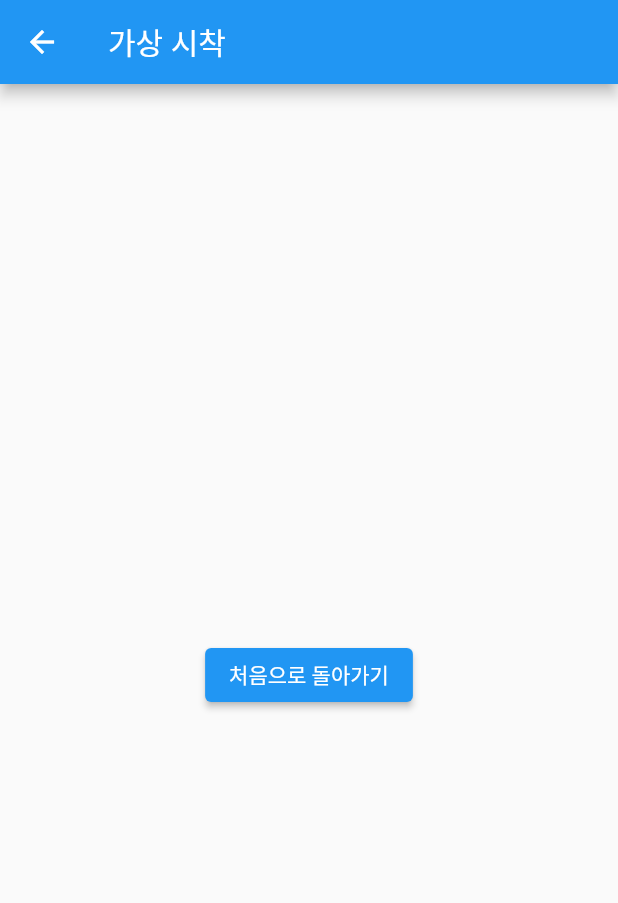
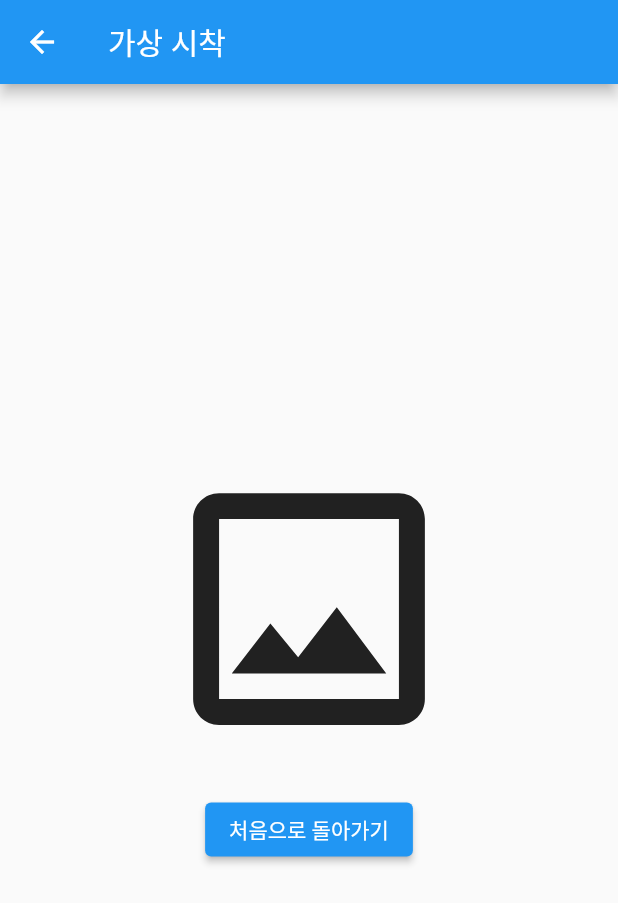
Before and after one commit to Johyonghoon/flutter_howsfit, a Flutter app: the GetVitonImage screen opened directly, on a phone screen of 412 x 824 dp. Shown: the top 903 px of the screen. Run offline on Flutter 3.47's test engine with Material 2 defaults, Android fonts, the phone set to English and light mode, and no system bars; our stand-ins replace image_picker; network calls fail.

Commit message:
Success Sending Image fastAPI to Flutter

```diff
--- a/lib/screens/get_viton_image.dart
+++ b/lib/screens/get_viton_image.dart
@@ -1,8 +1,10 @@
 import 'dart:convert';
 import 'dart:io';
-import 'package:http/http.dart';
+import 'package:http/http.dart' as http;
 import 'package:flutter/material.dart';
 import 'package:flutter/cupertino.dart';
+import 'package:image_picker/image_picker.dart';
+import 'package:path_provider/path_provider.dart';
 
 class GetVitonImage extends StatefulWidget {
 
@@ -13,7 +15,34 @@ class GetVitonImage extends StatefulWidget {
 }
 
 class _GetVitonImageState extends State<GetVitonImage> {
+  File? _viton;
 
+  void initState() {
+    super.initState();
+    getVitonImage();
+  }
+
+  Future getVitonImage() async {
+    // test
+    final response2 = await http.get(
+        Uri.parse('http://127.0.0.1:8000/viton'),
+    );
+
+    if (response2.statusCode == 201) {
+      print('Get VITON Image successfully');
+      final Map<String, dynamic> data = json.decode(response2.body);
+      final String imageBase64 = data['image'];
+
+      final decodedImage = base64.decode(imageBase64);
+      final directory = await getApplicationDocumentsDirectory();
+      final filePath = '${directory.path}/received_image.jpg';
+      final imageFile = File(filePath);
+      await imageFile.writeAsBytes(decodedImage);
+      _viton = imageFile;
+    } else {
+      print('Failed to upload image ${response2.statusCode}');
+    }
+  }
 
 
   void onButtonPressed() {
@@ -22,6 +51,8 @@ class _GetVitonImageState extends State<GetVitonImage> {
 
   @override
   Widget build(BuildContext context) {
+    final _imageSize = MediaQuery.of(context).size.width / 2;
+
     return Scaffold(
       appBar: AppBar(
         title: Text("가상 시착"),
@@ -30,6 +61,32 @@ class _GetVitonImageState extends State<GetVitonImage> {
         child: Column(
           mainAxisAlignment: MainAxisAlignment.center,
           children: [
+            if (_viton == null)
+              Container(
+                constraints: BoxConstraints(
+                  maxHeight: _imageSize,
+                  minWidth: _imageSize,
+                ),
+                child: Center(
+                  child: Icon(
+                    Icons.image_outlined,
+                    size: _imageSize,
+                  ),
+                ),
+              )
+            else
+              Container(
+                width: _imageSize,
+                height: _imageSize,
+                decoration: BoxDecoration(
+                  shape: BoxShape.rectangle,
+                  border: Border.all(
+                      width: 2, color: Theme.of(context).colorScheme.primary),
+                  image: DecorationImage(
+                      image: FileImage(_viton!),
+                      fit: BoxFit.cover),
+                ),
+              ),
             SizedBox(
               height: 20.0,
             ),
--- a/pubspec.yaml
+++ b/pubspec.yaml
@@ -37,6 +37,7 @@ dependencies:
   cupertino_icons: ^1.0.2
   image_picker: ^0.8.6+4
   dio: ^5.0.2
+  path_provider: ^2.0.13
 
 dev_dependencies:
   flutter_test:
@@ -59,6 +60,10 @@ flutter:
   # included with your application, so that you can use the icons in
   # the material Icons class.
   uses-material-design: true
+
+  assets:
+    - assets/cloth/
+    - assets/model/
 
   # To add assets to your application, add an assets section, like this:
   # assets:
```
Also changed, not shown: pubspec.lock, 3 other files.
